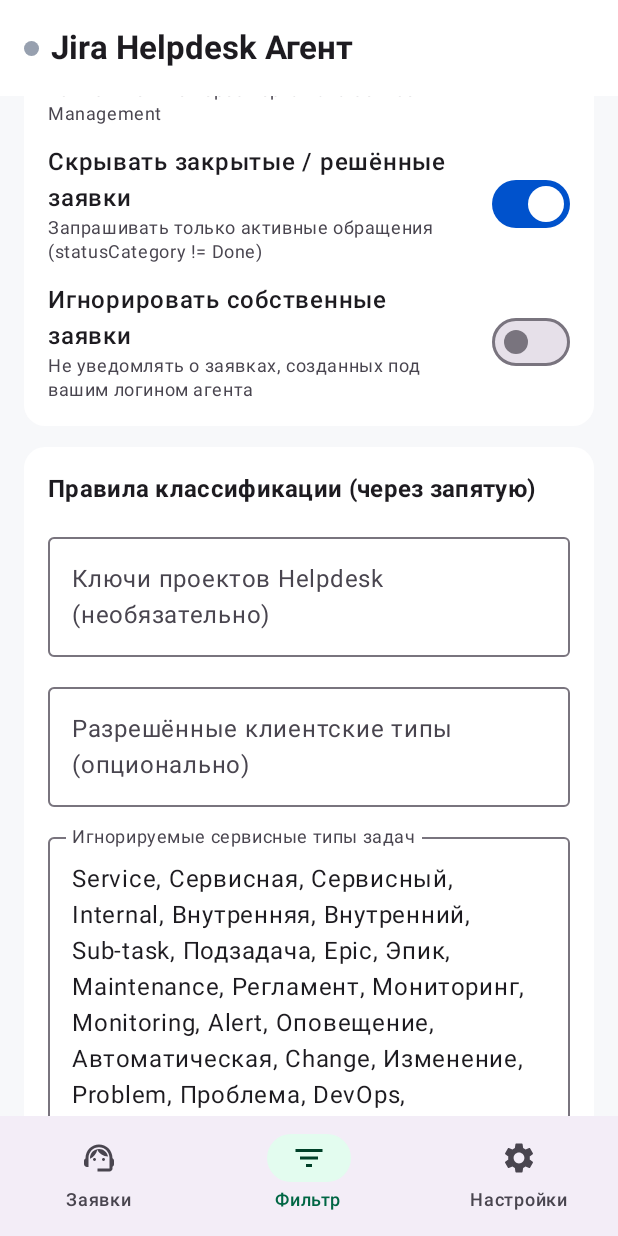
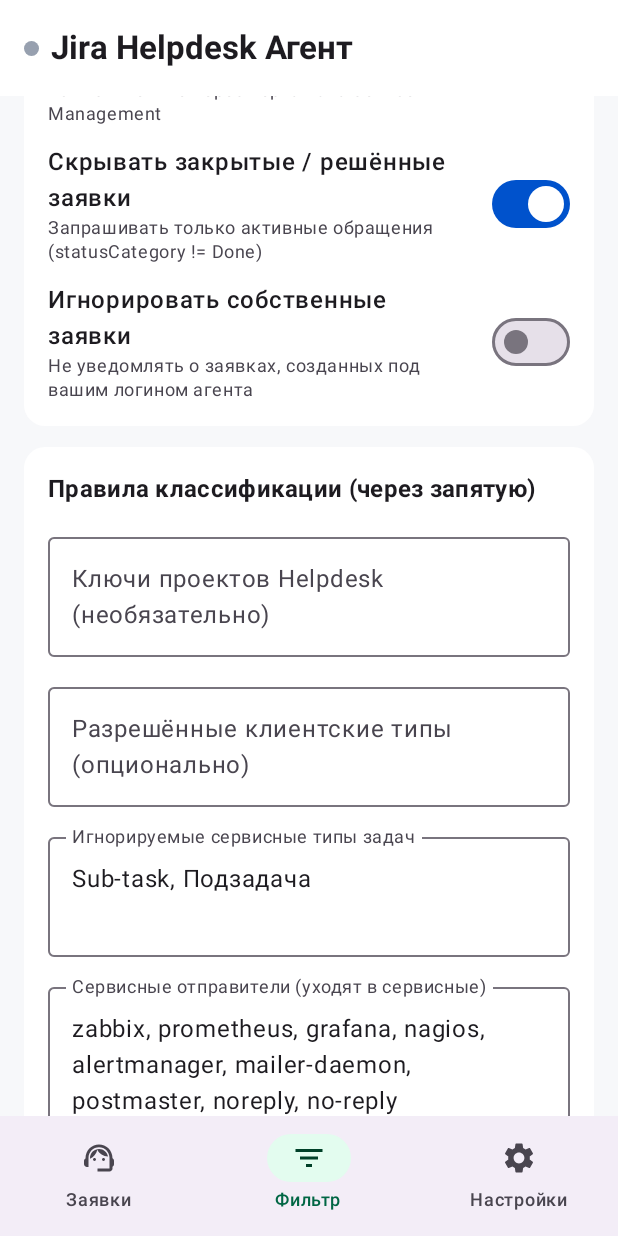
Before and after one commit to zigorminsk-debug/Helpdesk, an Android app built with Jetpack Compose: the screen it shows after launch (MainActivity), item 2 of the bottom bar chosen, scrolled down 476 dp, on a phone screen of 412 x 824 dp. Run offline under Robolectric (Android 15) with nearby library versions, the phone set to English and light mode, and no system bars.

Commit message:
fix(filter): pass JSM Service Request client tickets, route zabbix sender to service, migrate saved prefs & fix card date wrap
Co-authored-by: arena-agent <297053741+arena-agent@users.noreply.github.com>

```diff
--- a/app/src/main/java/com/helpdesk/jiraagent/data/SettingsRepository.kt
+++ b/app/src/main/java/com/helpdesk/jiraagent/data/SettingsRepository.kt
@@ -24,7 +24,9 @@ class SettingsRepository private constructor(context: Context) {
     private val appContext = context.applicationContext
     private val gson = Gson()
 
-    private val prefs: SharedPreferences = createSecurePrefsWithFallback(appContext)
+    private val prefs: SharedPreferences = createSecurePrefsWithFallback(appContext).also {
+        migrateLegacyFilterDefaults(it)
+    }
     private val cachePrefs: SharedPreferences =
         appContext.getSharedPreferences("helpdesk_ticket_cache", Context.MODE_PRIVATE)
 
@@ -34,7 +36,16 @@ class SettingsRepository private constructor(context: Context) {
     private val _filterSettings = MutableStateFlow(loadFilterSettings())
     val filterSettings: StateFlow<FilterSettings> = _filterSettings.asStateFlow()
 
-    private val _tickets = MutableStateFlow(loadCachedTickets())
+    private val _tickets = MutableStateFlow(
+        loadCachedTickets().map { ticket ->
+            val eval = TicketFilterEngine.evaluate(
+                ticket = ticket,
+                filter = _filterSettings.value,
+                currentAgentLoginOrEmail = _appSettings.value.usernameOrEmail
+            )
+            ticket.copy(isClientTicket = eval.isClientTicket, filterReason = eval.reason)
+        }
+    )
     val tickets: StateFlow<List<HelpdeskTicket>> = _tickets.asStateFlow()
 
     private val _syncStatus = MutableStateFlow(SyncStatus())
@@ -65,6 +76,7 @@ class SettingsRepository private constructor(context: Context) {
 
     fun saveFilterSettings(newFilter: FilterSettings) {
         prefs.edit()
+            .putInt(KEY_FILTER_SCHEMA_VERSION, CURRENT_FILTER_SCHEMA_VERSION)
             .putBoolean(KEY_CLIENT_ONLY, newFilter.clientOnlyFilterEnabled)
             .putBoolean(KEY_EXCLUDE_SUBTASKS, newFilter.excludeSubtasks)
             .putBoolean(KEY_ONLY_PORTAL, newFilter.onlyCustomerPortalRequests)
@@ -248,6 +260,40 @@ class SettingsRepository private constructor(context: Context) {
             }
         }
 
+        private fun migrateLegacyFilterDefaults(prefs: SharedPreferences) {
+            val savedVersion = prefs.getInt(KEY_FILTER_SCHEMA_VERSION, 1)
+            if (savedVersion >= CURRENT_FILTER_SCHEMA_VERSION) return
+
+            val editor = prefs.edit()
+            val savedTypes = prefs.getString(KEY_EXCLUDED_TYPES, null)
+            if (savedTypes != null && (
+                    savedTypes == FilterSettings.LEGACY_V1_EXCLUDED_ISSUE_TYPES ||
+                        savedTypes.contains("Service", ignoreCase = true) ||
+                        savedTypes.contains("Сервисн", ignoreCase = true) ||
+                        savedTypes.contains("Проблем", ignoreCase = true)
+                )
+            ) {
+                editor.putString(KEY_EXCLUDED_TYPES, FilterSettings.DEFAULT_EXCLUDED_ISSUE_TYPES)
+            }
+
+            val savedReporters = prefs.getString(KEY_EXCLUDED_REPORTERS, null)
+            if (savedReporters == null || savedReporters == FilterSettings.LEGACY_V1_EXCLUDED_REPORTERS) {
+                editor.putString(KEY_EXCLUDED_REPORTERS, FilterSettings.DEFAULT_EXCLUDED_REPORTERS)
+            } else if (!savedReporters.contains("zabbix", ignoreCase = true)) {
+                editor.putString(KEY_EXCLUDED_REPORTERS, "zabbix, $savedReporters")
+            }
+
+            val savedKeywords = prefs.getString(KEY_EXCLUDED_KEYWORDS, null)
+            if (savedKeywords == FilterSettings.LEGACY_V1_EXCLUDED_LABELS_AND_KEYWORDS) {
+                editor.putString(KEY_EXCLUDED_KEYWORDS, FilterSettings.DEFAULT_EXCLUDED_LABELS_AND_KEYWORDS)
+            }
+
+            editor.putInt(KEY_FILTER_SCHEMA_VERSION, CURRENT_FILTER_SCHEMA_VERSION).apply()
+        }
+
+        private const val CURRENT_FILTER_SCHEMA_VERSION = 3
+        private const val KEY_FILTER_SCHEMA_VERSION = "filter_schema_version"
+
         private const val KEY_SERVER_URL = "server_url"
         private const val KEY_SERVER_TYPE = "server_type"
         private const val KEY_AUTH_TYPE = "auth_type"
--- a/app/src/main/java/com/helpdesk/jiraagent/model/FilterSettings.kt
+++ b/app/src/main/java/com/helpdesk/jiraagent/model/FilterSettings.kt
@@ -14,18 +14,30 @@ data class FilterSettings(
     val customJqlCondition: String = ""
 ) {
     companion object {
-        const val DEFAULT_EXCLUDED_ISSUE_TYPES =
+        // Only genuine technical subtasks by default — never block JSM "Service Request",
+        // "Сервисный запрос", "Проблемы с ПК/Ноутбуком", "Incident", etc.
+        const val DEFAULT_EXCLUDED_ISSUE_TYPES = "Sub-task, Подзадача"
+
+        // Senders whose tickets are sent to "Сервисные" without notification banners
+        const val DEFAULT_EXCLUDED_REPORTERS =
+            "zabbix, prometheus, grafana, nagios, alertmanager, mailer-daemon, postmaster, noreply, no-reply"
+
+        const val DEFAULT_EXCLUDED_LABELS_AND_KEYWORDS =
+            "zabbix, [zabbix], [monitoring]"
+
+        // Legacy defaults kept for automatic migration when updating APK over v1.0.1 / v1.0.2
+        const val LEGACY_V1_EXCLUDED_ISSUE_TYPES =
             "Service, Сервисная, Сервисный, Internal, Внутренняя, Внутренний, " +
                 "Sub-task, Подзадача, Epic, Эпик, Maintenance, Регламент, " +
                 "Мониторинг, Monitoring, Alert, Оповещение, Автоматическая, " +
                 "Change, Изменение, Problem, Проблема, DevOps, Infrastructure"
 
-        const val DEFAULT_EXCLUDED_REPORTERS =
+        const val LEGACY_V1_EXCLUDED_REPORTERS =
             "jira, automation, bot, zabbix, prometheus, grafana, nagios, " +
                 "alertmanager, system, service, monitoring, noreply, no-reply, " +
                 "daemon, webhook, integration, cron, jenkins, gitlab"
 
-        const val DEFAULT_EXCLUDED_LABELS_AND_KEYWORDS =
+        const val LEGACY_V1_EXCLUDED_LABELS_AND_KEYWORDS =
             "internal, service, сервисная, внутренняя, monitoring, zabbix, " +
                 "auto, cron, healthcheck, [service], [internal], [auto], [monitoring]"
     }
--- a/app/src/main/java/com/helpdesk/jiraagent/ui/screens/FilterSettingsScreen.kt
+++ b/app/src/main/java/com/helpdesk/jiraagent/ui/screens/FilterSettingsScreen.kt
@@ -191,7 +191,8 @@ fun FilterSettingsScreen(
                     value = draft.excludedReporters,
                     onValueChange = { draft = draft.copy(excludedReporters = it) },
                     modifier = Modifier.fillMaxWidth(),
-                    label = { Text("Игнорируемые сервисные авторы / боты") },
+                    label = { Text("Сервисные отправители (уходят в сервисные)") },
+                    placeholder = { Text("Например: zabbix, prometheus, noreply") },
                     minLines = 2
                 )
 
--- a/app/src/main/java/com/helpdesk/jiraagent/ui/screens/TicketsScreen.kt
+++ b/app/src/main/java/com/helpdesk/jiraagent/ui/screens/TicketsScreen.kt
@@ -4,8 +4,6 @@ import androidx.compose.foundation.clickable
 import androidx.compose.foundation.layout.Arrangement
 import androidx.compose.foundation.layout.Box
 import androidx.compose.foundation.layout.Column
-import androidx.compose.foundation.layout.ExperimentalLayoutApi
-import androidx.compose.foundation.layout.FlowRow
 import androidx.compose.foundation.layout.PaddingValues
 import androidx.compose.foundation.layout.Row
 import androidx.compose.foundation.layout.Spacer
@@ -16,6 +14,7 @@ import androidx.compose.foundation.layout.padding
 import androidx.compose.foundation.layout.size
 import androidx.compose.foundation.layout.width
 import androidx.compose.foundation.lazy.LazyColumn
+import androidx.compose.foundation.lazy.LazyRow
 import androidx.compose.foundation.lazy.items
 import androidx.compose.foundation.shape.RoundedCornerShape
 import androidx.compose.material.icons.Icons
@@ -66,7 +65,6 @@ private enum class TicketTabMode {
     FILTERED_SERVICE
 }
 
-@OptIn(ExperimentalLayoutApi::class)
 @Composable
 fun TicketsScreen(
     tickets: List<HelpdeskTicket>,
@@ -190,27 +188,34 @@ fun TicketsScreen(
             shape = RoundedCornerShape(12.dp)
         )
 
-        FlowRow(
+        LazyRow(
             modifier = Modifier
                 .fillMaxWidth()
-                .padding(horizontal = 16.dp, vertical = 4.dp),
+                .padding(vertical = 4.dp),
+            contentPadding = PaddingValues(horizontal = 16.dp),
             horizontalArrangement = Arrangement.spacedBy(8.dp)
         ) {
+            item {
                 FilterChip(
                     selected = selectedMode == TicketTabMode.CLIENT_ONLY,
                     onClick = { selectedMode = TicketTabMode.CLIENT_ONLY },
-                label = { Text("Клиентские (${clientTickets.size})") }
+                    label = { Text("Клиентские (${clientTickets.size})", maxLines = 1, softWrap = false) }
                 )
+            }
+            item {
                 FilterChip(
                     selected = selectedMode == TicketTabMode.WITH_PHONE,
                     onClick = { selectedMode = TicketTabMode.WITH_PHONE },
-                label = { Text("С телефоном (${withPhoneTickets.size})") }
+                    label = { Text("С телефоном (${withPhoneTickets.size})", maxLines = 1, softWrap = false) }
                 )
+            }
+            item {
                 FilterChip(
                     selected = selectedMode == TicketTabMode.FILTERED_SERVICE,
                     onClick = { selectedMode = TicketTabMode.FILTERED_SERVICE },
-                label = { Text("Сервисные скрытые (${serviceTickets.size})") }
+                    label = { Text("Сервисные (${serviceTickets.size})", maxLines = 1, softWrap = false) }
                 )
+            }
         }
 
         if (filteredList.isEmpty()) {
@@ -292,7 +297,10 @@ private fun TicketListCard(
                 horizontalArrangement = Arrangement.SpaceBetween,
                 verticalAlignment = Alignment.CenterVertically
             ) {
-                Row(verticalAlignment = Alignment.CenterVertically) {
+                Row(
+                    modifier = Modifier.weight(1f),
+                    verticalAlignment = Alignment.CenterVertically
+                ) {
                     Surface(
                         color = MaterialTheme.colorScheme.primaryContainer,
                         shape = RoundedCornerShape(6.dp)
@@ -302,21 +310,29 @@ private fun TicketListCard(
                             modifier = Modifier.padding(horizontal = 8.dp, vertical = 3.dp),
                             style = MaterialTheme.typography.labelLarge,
                             fontWeight = FontWeight.Bold,
-                            color = MaterialTheme.colorScheme.onPrimaryContainer
+                            color = MaterialTheme.colorScheme.onPrimaryContainer,
+                            maxLines = 1,
+                            softWrap = false
                         )
                     }
                     Spacer(modifier = Modifier.width(8.dp))
                     Text(
                         text = ticket.status,
                         style = MaterialTheme.typography.labelMedium,
-                        color = MaterialTheme.colorScheme.onSurfaceVariant
+                        color = MaterialTheme.colorScheme.onSurfaceVariant,
+                        maxLines = 1,
+                        overflow = TextOverflow.Ellipsis
                     )
                 }
+
+                Spacer(modifier = Modifier.width(8.dp))
 
                 Text(
                     text = formattedDate,
                     style = MaterialTheme.typography.labelSmall,
-                    color = MaterialTheme.colorScheme.outline
+                    color = MaterialTheme.colorScheme.outline,
+                    maxLines = 1,
+                    softWrap = false
                 )
             }
 
```
Also changed, not shown: app/src/main/java/com/helpdesk/jiraagent/data/JiraJsonParser.kt (+20 -7 lines), app/src/main/java/com/helpdesk/jiraagent/domain/TicketFilterEngine.kt (+59 -48 lines), 1 other file. Lines whose indentation alone changed are shown as unchanged.
